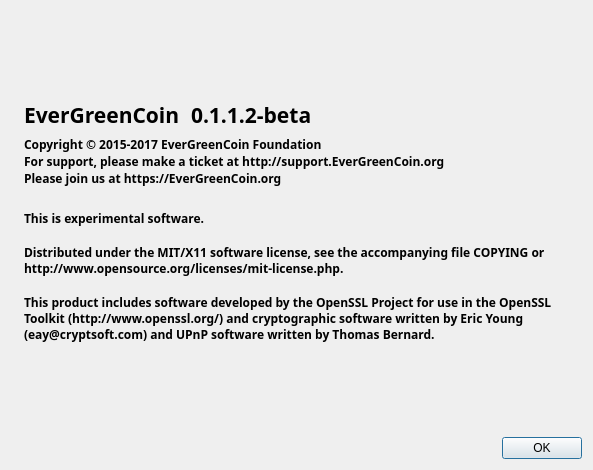
Above: src/qt/forms/aboutdialog.ui from EverGreenCoinDev/EverGreenCoin before the change. Below: the same form after it.
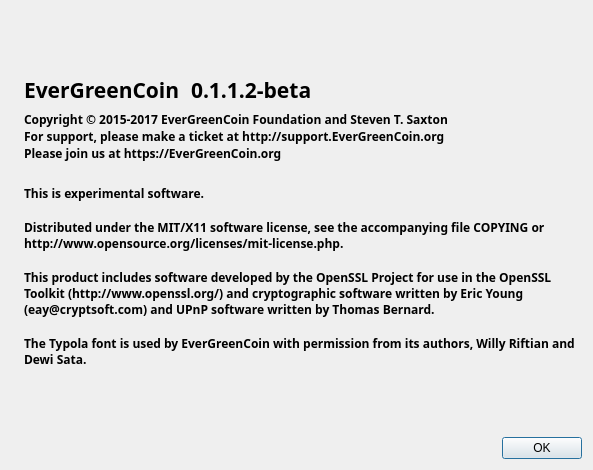
That is the form after the change. Icons and pictures are not drawn.

```diff
--- a/src/qt/forms/aboutdialog.ui
+++ b/src/qt/forms/aboutdialog.ui
@@ -52,6 +52,7 @@
            <pointsize>16</pointsize>
            <weight>75</weight>
            <bold>true</bold>
+           <stylestrategy>PreferAntialias</stylestrategy>
           </font>
          </property>
          <property name="cursor">
@@ -73,6 +74,7 @@
            <pointsize>16</pointsize>
            <weight>75</weight>
            <bold>true</bold>
+           <stylestrategy>PreferAntialias</stylestrategy>
           </font>
          </property>
          <property name="cursor">
@@ -108,13 +110,14 @@
          <family>Typola</family>
          <weight>75</weight>
          <bold>true</bold>
+         <stylestrategy>PreferAntialias</stylestrategy>
         </font>
        </property>
        <property name="cursor">
         <cursorShape>IBeamCursor</cursorShape>
        </property>
        <property name="text">
-        <string>Copyright © 2015-2017 EverGreenCoin Foundation
+        <string>Copyright © 2015-2017 EverGreenCoin Foundation and Steven T. Saxton
 For support, please make a ticket at http://support.EverGreenCoin.org
 Please join us at https://EverGreenCoin.org</string>
        </property>
@@ -130,6 +133,7 @@
          <family>Typola</family>
          <weight>75</weight>
          <bold>true</bold>
+         <stylestrategy>PreferAntialias</stylestrategy>
         </font>
        </property>
        <property name="cursor">
@@ -141,7 +145,9 @@
 
 Distributed under the MIT/X11 software license, see the accompanying file COPYING or http://www.opensource.org/licenses/mit-license.php.
 
-This product includes software developed by the OpenSSL Project for use in the OpenSSL Toolkit (http://www.openssl.org/) and cryptographic software written by Eric Young (eay@cryptsoft.com) and UPnP software written by Thomas Bernard.</string>
+This product includes software developed by the OpenSSL Project for use in the OpenSSL Toolkit (http://www.openssl.org/) and cryptographic software written by Eric Young (eay@cryptsoft.com) and UPnP software written by Thomas Bernard.
+
+The Typola font is used by EverGreenCoin with permission from its authors, Willy Riftian and Dewi Sata.</string>
        </property>
        <property name="wordWrap">
         <bool>true</bool>
```
